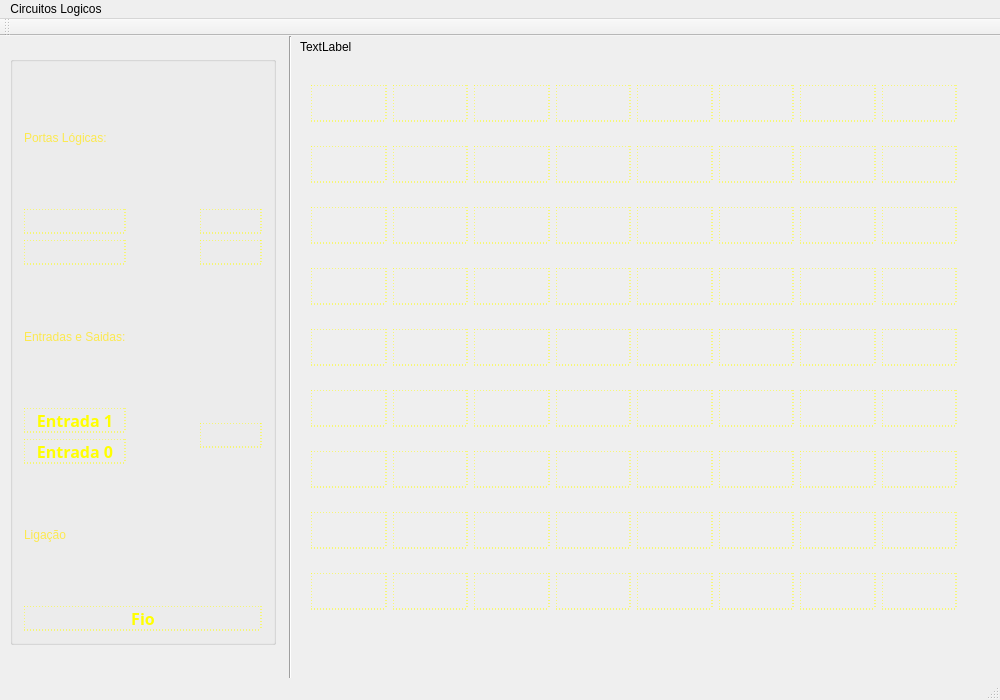
Old version of the form CircuitoTP/mainwindow.ui in the repository ezequiel098/Circuito.
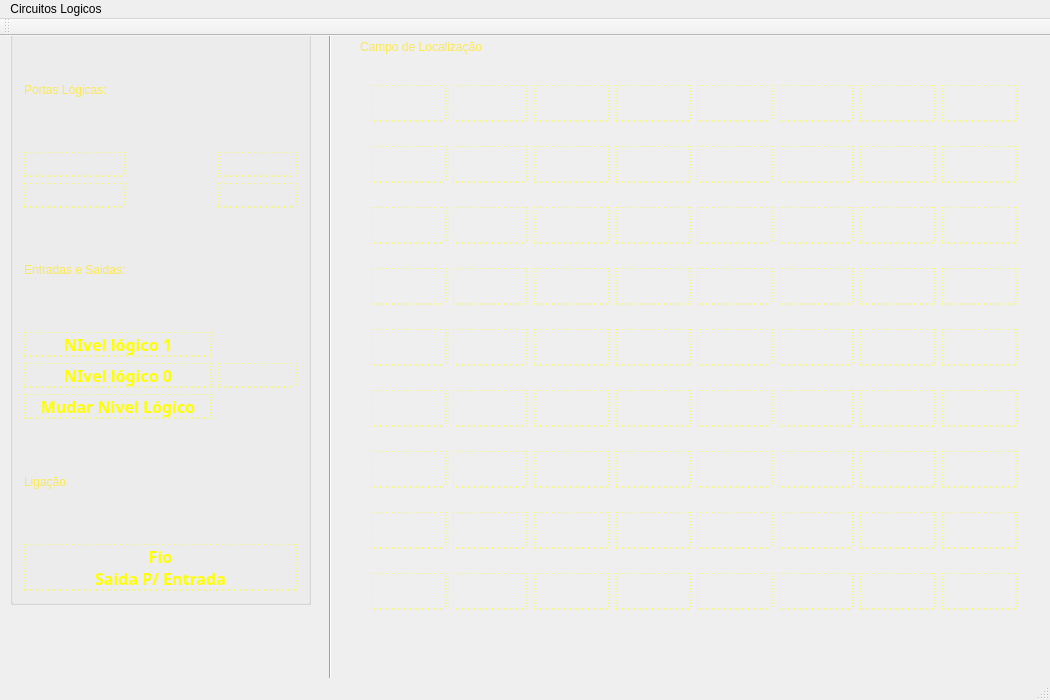
New version of the form. Icons and pictures are not drawn.

```diff
--- a/CircuitoTP/mainwindow.ui
+++ b/CircuitoTP/mainwindow.ui
@@ -6,19 +6,19 @@
    <rect>
     <x>0</x>
     <y>0</y>
-    <width>1000</width>
+    <width>1050</width>
     <height>700</height>
    </rect>
   </property>
   <property name="minimumSize">
    <size>
-    <width>1000</width>
+    <width>1050</width>
     <height>700</height>
    </size>
   </property>
   <property name="maximumSize">
    <size>
-    <width>1000</width>
+    <width>1050</width>
     <height>700</height>
    </size>
   </property>
@@ -33,8 +33,8 @@
     <property name="geometry">
      <rect>
       <x>10</x>
-      <y>20</y>
-      <width>266</width>
+      <y>-20</y>
+      <width>301</width>
       <height>589</height>
      </rect>
     </property>
@@ -483,306 +483,6 @@
        </property>
       </widget>
      </item>
-     <item row="8" column="0">
-      <layout class="QVBoxLayout" name="verticalLayout">
-       <item>
-        <widget class="QPushButton" name="botao1_botao">
-         <property name="palette">
-          <palette>
-           <active>
-            <colorrole role="Button">
-             <brush brushstyle="SolidPattern">
-              <color alpha="0">
-               <red>255</red>
-               <green>255</green>
-               <blue>255</blue>
-              </color>
-             </brush>
-            </colorrole>
-            <colorrole role="ButtonText">
-             <brush brushstyle="SolidPattern">
-              <color alpha="255">
-               <red>255</red>
-               <green>255</green>
-               <blue>0</blue>
-              </color>
-             </brush>
-            </colorrole>
-            <colorrole role="Base">
-             <brush brushstyle="SolidPattern">
-              <color alpha="0">
-               <red>255</red>
-               <green>255</green>
-               <blue>255</blue>
-              </color>
-             </brush>
-            </colorrole>
-            <colorrole role="Window">
-             <brush brushstyle="SolidPattern">
-              <color alpha="0">
-               <red>255</red>
-               <green>255</green>
-               <blue>255</blue>
-              </color>
-             </brush>
-            </colorrole>
-           </active>
-           <inactive>
-            <colorrole role="Button">
-             <brush brushstyle="SolidPattern">
-              <color alpha="0">
-               <red>255</red>
-               <green>255</green>
-               <blue>255</blue>
-              </color>
-             </brush>
-            </colorrole>
-            <colorrole role="ButtonText">
-             <brush brushstyle="SolidPattern">
-              <color alpha="255">
-               <red>255</red>
-               <green>255</green>
-               <blue>0</blue>
-              </color>
-             </brush>
-            </colorrole>
-            <colorrole role="Base">
-             <brush brushstyle="SolidPattern">
-              <color alpha="0">
-               <red>255</red>
-               <green>255</green>
-               <blue>255</blue>
-              </color>
-             </brush>
-            </colorrole>
-            <colorrole role="Window">
-             <brush brushstyle="SolidPattern">
-              <color alpha="0">
-               <red>255</red>
-               <green>255</green>
-               <blue>255</blue>
-              </color>
-             </brush>
-            </colorrole>
-           </inactive>
-           <disabled>
-            <colorrole role="Button">
-             <brush brushstyle="SolidPattern">
-              <color alpha="0">
-               <red>255</red>
-               <green>255</green>
-               <blue>255</blue>
-              </color>
-             </brush>
-            </colorrole>
-            <colorrole role="ButtonText">
-             <brush brushstyle="SolidPattern">
-              <color alpha="255">
-               <red>120</red>
-               <green>120</green>
-               <blue>120</blue>
-              </color>
-             </brush>
-            </colorrole>
-            <colorrole role="Base">
-             <brush brushstyle="SolidPattern">
-              <color alpha="0">
-               <red>255</red>
-               <green>255</green>
-               <blue>255</blue>
-              </color>
-             </brush>
-            </colorrole>
-            <colorrole role="Window">
-             <brush brushstyle="SolidPattern">
-              <color alpha="0">
-               <red>255</red>
-               <green>255</green>
-               <blue>255</blue>
-              </color>
-             </brush>
-            </colorrole>
-           </disabled>
-          </palette>
-         </property>
-         <property name="font">
-          <font>
-           <family>Penguin</family>
-           <pointsize>12</pointsize>
-           <weight>75</weight>
-           <bold>true</bold>
-          </font>
-         </property>
-         <property name="cursor">
-          <cursorShape>PointingHandCursor</cursorShape>
-         </property>
-         <property name="styleSheet">
-          <string notr="true">background-color: rgba(255, 255, 255, 0);
-border-style:dotted;
-border-width: 0.5px;
-border-color: rgb(255, 255, 0);</string>
-         </property>
-         <property name="text">
-          <string>Entrada 1</string>
-         </property>
-         <property name="iconSize">
-          <size>
-           <width>90</width>
-           <height>30</height>
-          </size>
-         </property>
-        </widget>
-       </item>
-       <item>
-        <widget class="QPushButton" name="botao0_botao">
-         <property name="palette">
-          <palette>
-           <active>
-            <colorrole role="Button">
-             <brush brushstyle="SolidPattern">
-              <color alpha="0">
-               <red>255</red>
-               <green>255</green>
-               <blue>255</blue>
-              </color>
-             </brush>
-            </colorrole>
-            <colorrole role="ButtonText">
-             <brush brushstyle="SolidPattern">
-              <color alpha="255">
-               <red>255</red>
-               <green>255</green>
-               <blue>0</blue>
-              </color>
-             </brush>
-            </colorrole>
-            <colorrole role="Base">
-             <brush brushstyle="SolidPattern">
-              <color alpha="0">
-               <red>255</red>
-               <green>255</green>
-               <blue>255</blue>
-              </color>
-             </brush>
-            </colorrole>
-            <colorrole role="Window">
-             <brush brushstyle="SolidPattern">
-              <color alpha="0">
-               <red>255</red>
-               <green>255</green>
-               <blue>255</blue>
-              </color>
-             </brush>
-            </colorrole>
-           </active>
-           <inactive>
-            <colorrole role="Button">
-             <brush brushstyle="SolidPattern">
-              <color alpha="0">
-               <red>255</red>
-               <green>255</green>
-               <blue>255</blue>
-              </color>
-             </brush>
-            </colorrole>
-            <colorrole role="ButtonText">
-             <brush brushstyle="SolidPattern">
-              <color alpha="255">
-               <red>255</red>
-               <green>255</green>
-               <blue>0</blue>
-              </color>
-             </brush>
-            </colorrole>
-            <colorrole role="Base">
-             <brush brushstyle="SolidPattern">
-              <color alpha="0">
-               <red>255</red>
-               <green>255</green>
-               <blue>255</blue>
-              </color>
-             </brush>
-            </colorrole>
-            <colorrole role="Window">
-             <brush brushstyle="SolidPattern">
-              <color alpha="0">
-               <red>255</red>
-               <green>255</green>
-               <blue>255</blue>
-              </color>
-             </brush>
-            </colorrole>
-           </inactive>
-           <disabled>
-            <colorrole role="Button">
-             <brush brushstyle="SolidPattern">
-              <color alpha="0">
-               <red>255</red>
-               <green>255</green>
-               <blue>255</blue>
-              </color>
-             </brush>
-            </colorrole>
-            <colorrole role="ButtonText">
-             <brush brushstyle="SolidPattern">
-              <color alpha="255">
-               <red>120</red>
-               <green>120</green>
-               <blue>120</blue>
-              </color>
-             </brush>
-            </colorrole>
-            <colorrole role="Base">
-             <brush brushstyle="SolidPattern">
-              <color alpha="0">
-               <red>255</red>
-               <green>255</green>
-               <blue>255</blue>
-              </color>
-             </brush>
-            </colorrole>
-            <colorrole role="Window">
-             <brush brushstyle="SolidPattern">
-              <color alpha="0">
-               <red>255</red>
-               <green>255</green>
-               <blue>255</blue>
-              </color>
-             </brush>
-            </colorrole>
-           </disabled>
-          </palette>
-         </property>
-         <property name="font">
-          <font>
-           <family>Penguin</family>
-           <pointsize>12</pointsize>
-           <weight>75</weight>
-           <bold>true</bold>
-          </font>
-         </property>
-         <property name="cursor">
-          <cursorShape>PointingHandCursor</cursorShape>
-         </property>
-         <property name="styleSheet">
-          <string notr="true">background-color: rgba(255, 255, 255, 0);
-border-style:dotted;
-border-width: 0.5px;
-border-color: rgb(255, 255, 0);</string>
-         </property>
-         <property name="text">
-          <string>Entrada 0</string>
-         </property>
-         <property name="iconSize">
-          <size>
-           <width>90</width>
-           <height>30</height>
-          </size>
-         </property>
-        </widget>
-       </item>
-      </layout>
-     </item>
      <item row="0" column="0">
       <widget class="QLabel" name="label_2">
        <property name="palette">
@@ -1904,7 +1604,8 @@
 border-color: rgb(255, 255, 0);</string>
        </property>
        <property name="text">
-        <string>Fio</string>
+        <string>Fio
+Saida P/ Entrada</string>
        </property>
        <property name="iconSize">
         <size>
@@ -1914,12 +1615,460 @@
        </property>
       </widget>
      </item>
+     <item row="8" column="0" colspan="2">
+      <layout class="QVBoxLayout" name="verticalLayout">
+       <item>
+        <widget class="QPushButton" name="botao1_botao">
+         <property name="palette">
+          <palette>
+           <active>
+            <colorrole role="Button">
+             <brush brushstyle="SolidPattern">
+              <color alpha="0">
+               <red>255</red>
+               <green>255</green>
+               <blue>255</blue>
+              </color>
+             </brush>
+            </colorrole>
+            <colorrole role="ButtonText">
+             <brush brushstyle="SolidPattern">
+              <color alpha="255">
+               <red>255</red>
+               <green>255</green>
+               <blue>0</blue>
+              </color>
+             </brush>
+            </colorrole>
+            <colorrole role="Base">
+             <brush brushstyle="SolidPattern">
+              <color alpha="0">
+               <red>255</red>
+               <green>255</green>
+               <blue>255</blue>
+              </color>
+             </brush>
+            </colorrole>
+            <colorrole role="Window">
+             <brush brushstyle="SolidPattern">
+              <color alpha="0">
+               <red>255</red>
+               <green>255</green>
+               <blue>255</blue>
+              </color>
+             </brush>
+            </colorrole>
+           </active>
+           <inactive>
+            <colorrole role="Button">
+             <brush brushstyle="SolidPattern">
+              <color alpha="0">
+               <red>255</red>
+               <green>255</green>
+               <blue>255</blue>
+              </color>
+             </brush>
+            </colorrole>
+            <colorrole role="ButtonText">
+             <brush brushstyle="SolidPattern">
+              <color alpha="255">
+               <red>255</red>
+               <green>255</green>
+               <blue>0</blue>
+              </color>
+             </brush>
+            </colorrole>
+            <colorrole role="Base">
+             <brush brushstyle="SolidPattern">
+              <color alpha="0">
+               <red>255</red>
+               <green>255</green>
+               <blue>255</blue>
+              </color>
+             </brush>
+            </colorrole>
+            <colorrole role="Window">
+             <brush brushstyle="SolidPattern">
+              <color alpha="0">
+               <red>255</red>
+               <green>255</green>
+               <blue>255</blue>
+              </color>
+             </brush>
+            </colorrole>
+           </inactive>
+           <disabled>
+            <colorrole role="Button">
+             <brush brushstyle="SolidPattern">
+              <color alpha="0">
+               <red>255</red>
+               <green>255</green>
+               <blue>255</blue>
+              </color>
+             </brush>
+            </colorrole>
+            <colorrole role="ButtonText">
+             <brush brushstyle="SolidPattern">
+              <color alpha="255">
+               <red>120</red>
+               <green>120</green>
+               <blue>120</blue>
+              </color>
+             </brush>
+            </colorrole>
+            <colorrole role="Base">
+             <brush brushstyle="SolidPattern">
+              <color alpha="0">
+               <red>255</red>
+               <green>255</green>
+               <blue>255</blue>
+              </color>
+             </brush>
+            </colorrole>
+            <colorrole role="Window">
+             <brush brushstyle="SolidPattern">
+              <color alpha="0">
+               <red>255</red>
+               <green>255</green>
+               <blue>255</blue>
+              </color>
+             </brush>
+            </colorrole>
+           </disabled>
+          </palette>
+         </property>
+         <property name="font">
+          <font>
+           <family>Penguin</family>
+           <pointsize>12</pointsize>
+           <weight>75</weight>
+           <bold>true</bold>
+          </font>
+         </property>
+         <property name="cursor">
+          <cursorShape>PointingHandCursor</cursorShape>
+         </property>
+         <property name="styleSheet">
+          <string notr="true">background-color: rgba(255, 255, 255, 0);
+border-style:dotted;
+border-width: 0.5px;
+border-color: rgb(255, 255, 0);</string>
+         </property>
+         <property name="text">
+          <string>NIvel lógico 1</string>
+         </property>
+         <property name="iconSize">
+          <size>
+           <width>90</width>
+           <height>30</height>
+          </size>
+         </property>
+        </widget>
+       </item>
+       <item>
+        <widget class="QPushButton" name="botao0_botao">
+         <property name="palette">
+          <palette>
+           <active>
+            <colorrole role="Button">
+             <brush brushstyle="SolidPattern">
+              <color alpha="0">
+               <red>255</red>
+               <green>255</green>
+               <blue>255</blue>
+              </color>
+             </brush>
+            </colorrole>
+            <colorrole role="ButtonText">
+             <brush brushstyle="SolidPattern">
+              <color alpha="255">
+               <red>255</red>
+               <green>255</green>
+               <blue>0</blue>
+              </color>
+             </brush>
+            </colorrole>
+            <colorrole role="Base">
+             <brush brushstyle="SolidPattern">
+              <color alpha="0">
+               <red>255</red>
+               <green>255</green>
+               <blue>255</blue>
+              </color>
+             </brush>
+            </colorrole>
+            <colorrole role="Window">
+             <brush brushstyle="SolidPattern">
+              <color alpha="0">
+               <red>255</red>
+               <green>255</green>
+               <blue>255</blue>
+              </color>
+             </brush>
+            </colorrole>
+           </active>
+           <inactive>
+            <colorrole role="Button">
+             <brush brushstyle="SolidPattern">
+              <color alpha="0">
+               <red>255</red>
+               <green>255</green>
+               <blue>255</blue>
+              </color>
+             </brush>
+            </colorrole>
+            <colorrole role="ButtonText">
+             <brush brushstyle="SolidPattern">
+              <color alpha="255">
+               <red>255</red>
+               <green>255</green>
+               <blue>0</blue>
+              </color>
+             </brush>
+            </colorrole>
+            <colorrole role="Base">
+             <brush brushstyle="SolidPattern">
+              <color alpha="0">
+               <red>255</red>
+               <green>255</green>
+               <blue>255</blue>
+              </color>
+             </brush>
+            </colorrole>
+            <colorrole role="Window">
+             <brush brushstyle="SolidPattern">
+              <color alpha="0">
+               <red>255</red>
+               <green>255</green>
+               <blue>255</blue>
+              </color>
+             </brush>
+            </colorrole>
+           </inactive>
+           <disabled>
+            <colorrole role="Button">
+             <brush brushstyle="SolidPattern">
+              <color alpha="0">
+               <red>255</red>
+               <green>255</green>
+               <blue>255</blue>
+              </color>
+             </brush>
+            </colorrole>
+            <colorrole role="ButtonText">
+             <brush brushstyle="SolidPattern">
+              <color alpha="255">
+               <red>120</red>
+               <green>120</green>
+               <blue>120</blue>
+              </color>
+             </brush>
+            </colorrole>
+            <colorrole role="Base">
+             <brush brushstyle="SolidPattern">
+              <color alpha="0">
+               <red>255</red>
+               <green>255</green>
+               <blue>255</blue>
+              </color>
+             </brush>
+            </colorrole>
+            <colorrole role="Window">
+             <brush brushstyle="SolidPattern">
+              <color alpha="0">
+               <red>255</red>
+               <green>255</green>
+               <blue>255</blue>
+              </color>
+             </brush>
+            </colorrole>
+           </disabled>
+          </palette>
+         </property>
+         <property name="font">
+          <font>
+           <family>Penguin</family>
+           <pointsize>12</pointsize>
+           <weight>75</weight>
+           <bold>true</bold>
+          </font>
+         </property>
+         <property name="cursor">
+          <cursorShape>PointingHandCursor</cursorShape>
+         </property>
+         <property name="styleSheet">
+          <string notr="true">background-color: rgba(255, 255, 255, 0);
+border-style:dotted;
+border-width: 0.5px;
+border-color: rgb(255, 255, 0);</string>
+         </property>
+         <property name="text">
+          <string>NIvel lógico 0</string>
+         </property>
+         <property name="iconSize">
+          <size>
+           <width>90</width>
+           <height>30</height>
+          </size>
+         </property>
+        </widget>
+       </item>
+       <item>
+        <widget class="QPushButton" name="botaoMudar_botao">
+         <property name="palette">
+          <palette>
+           <active>
+            <colorrole role="Button">
+             <brush brushstyle="SolidPattern">
+              <color alpha="0">
+               <red>255</red>
+               <green>255</green>
+               <blue>255</blue>
+              </color>
+             </brush>
+            </colorrole>
+            <colorrole role="ButtonText">
+             <brush brushstyle="SolidPattern">
+              <color alpha="255">
+               <red>255</red>
+               <green>255</green>
+               <blue>0</blue>
+              </color>
+             </brush>
+            </colorrole>
+            <colorrole role="Base">
+             <brush brushstyle="SolidPattern">
+              <color alpha="0">
+               <red>255</red>
+               <green>255</green>
+               <blue>255</blue>
+              </color>
+             </brush>
+            </colorrole>
+            <colorrole role="Window">
+             <brush brushstyle="SolidPattern">
+              <color alpha="0">
+               <red>255</red>
+               <green>255</green>
+               <blue>255</blue>
+              </color>
+             </brush>
+            </colorrole>
+           </active>
+           <inactive>
+            <colorrole role="Button">
+             <brush brushstyle="SolidPattern">
+              <color alpha="0">
+               <red>255</red>
+               <green>255</green>
+               <blue>255</blue>
+              </color>
+             </brush>
+            </colorrole>
+            <colorrole role="ButtonText">
+             <brush brushstyle="SolidPattern">
+              <color alpha="255">
+               <red>255</red>
+               <green>255</green>
+               <blue>0</blue>
+              </color>
+             </brush>
+            </colorrole>
+            <colorrole role="Base">
+             <brush brushstyle="SolidPattern">
+              <color alpha="0">
+               <red>255</red>
+               <green>255</green>
+               <blue>255</blue>
+              </color>
+             </brush>
+            </colorrole>
+            <colorrole role="Window">
+             <brush brushstyle="SolidPattern">
+              <color alpha="0">
+               <red>255</red>
+               <green>255</green>
+               <blue>255</blue>
+              </color>
+             </brush>
+            </colorrole>
+           </inactive>
+           <disabled>
+            <colorrole role="Button">
+             <brush brushstyle="SolidPattern">
+              <color alpha="0">
+               <red>255</red>
+               <green>255</green>
+               <blue>255</blue>
+              </color>
+             </brush>
+            </colorrole>
+            <colorrole role="ButtonText">
+             <brush brushstyle="SolidPattern">
+              <color alpha="255">
+               <red>120</red>
+               <green>120</green>
+               <blue>120</blue>
+              </color>
+             </brush>
+            </colorrole>
+            <colorrole role="Base">
+             <brush brushstyle="SolidPattern">
+              <color alpha="0">
+               <red>255</red>
+               <green>255</green>
+               <blue>255</blue>
+              </color>
+             </brush>
+            </colorrole>
+            <colorrole role="Window">
+             <brush brushstyle="SolidPattern">
+              <color alpha="0">
+               <red>255</red>
+               <green>255</green>
+               <blue>255</blue>
+              </color>
+             </brush>
+            </colorrole>
+           </disabled>
+          </palette>
+         </property>
+         <property name="font">
+          <font>
+           <family>Penguin</family>
+           <pointsize>12</pointsize>
+           <weight>75</weight>
+           <bold>true</bold>
+          </font>
+         </property>
+         <property name="cursor">
+          <cursorShape>PointingHandCursor</cursorShape>
+         </property>
+         <property name="styleSheet">
+          <string notr="true">background-color: rgba(255, 255, 255, 0);
+border-style:dotted;
+border-width: 0.5px;
+border-color: rgb(255, 255, 0);</string>
+         </property>
+         <property name="text">
+          <string>Mudar Nivel Lógico</string>
+         </property>
+         <property name="iconSize">
+          <size>
+           <width>90</width>
+           <height>30</height>
+          </size>
+         </property>
+        </widget>
+       </item>
+      </layout>
+     </item>
     </layout>
    </widget>
    <widget class="QWidget" name="gridLayoutWidget_2">
     <property name="geometry">
      <rect>
-      <x>300</x>
+      <x>360</x>
       <y>20</y>
       <width>668</width>
       <height>589</height>
@@ -13235,8 +13384,8 @@
    <widget class="Line" name="line">
     <property name="geometry">
      <rect>
-      <x>280</x>
-      <y>0</y>
+      <x>320</x>
+      <y>-10</y>
       <width>21</width>
       <height>661</height>
      </rect>
@@ -13248,14 +13397,105 @@
    <widget class="QLabel" name="label_4">
     <property name="geometry">
      <rect>
-      <x>300</x>
+      <x>360</x>
       <y>0</y>
-      <width>66</width>
+      <width>211</width>
       <height>21</height>
      </rect>
     </property>
+    <property name="palette">
+     <palette>
+      <active>
+       <colorrole role="WindowText">
+        <brush brushstyle="SolidPattern">
+         <color alpha="255">
+          <red>252</red>
+          <green>233</green>
+          <blue>79</blue>
+         </color>
+        </brush>
+       </colorrole>
+       <colorrole role="Text">
+        <brush brushstyle="SolidPattern">
+         <color alpha="255">
+          <red>252</red>
+          <green>233</green>
+          <blue>79</blue>
+         </color>
+        </brush>
+       </colorrole>
+       <colorrole role="ButtonText">
+        <brush brushstyle="SolidPattern">
+         <color alpha="255">
+          <red>252</red>
+          <green>233</green>
+          <blue>79</blue>
+         </color>
+        </brush>
+       </colorrole>
+      </active>
+      <inactive>
+       <colorrole role="WindowText">
+        <brush brushstyle="SolidPattern">
+         <color alpha="255">
+          <red>252</red>
+          <green>233</green>
+          <blue>79</blue>
+         </color>
+        </brush>
+       </colorrole>
+       <colorrole role="Text">
+        <brush brushstyle="SolidPattern">
+         <color alpha="255">
+          <red>252</red>
+          <green>233</green>
+          <blue>79</blue>
+         </color>
+        </brush>
+       </colorrole>
+       <colorrole role="ButtonText">
+        <brush brushstyle="SolidPattern">
+         <color alpha="255">
+          <red>252</red>
+          <green>233</green>
+          <blue>79</blue>
+         </color>
+        </brush>
+       </colorrole>
+      </inactive>
+      <disabled>
+       <colorrole role="WindowText">
+        <brush brushstyle="SolidPattern">
+         <color alpha="255">
+          <red>190</red>
+          <green>190</green>
+          <blue>190</blue>
+         </color>
+        </brush>
+       </colorrole>
+       <colorrole role="Text">
+        <brush brushstyle="SolidPattern">
+         <color alpha="255">
+          <red>190</red>
+          <green>190</green>
+          <blue>190</blue>
+         </color>
+        </brush>
+       </colorrole>
+       <colorrole role="ButtonText">
+        <brush brushstyle="SolidPattern">
+         <color alpha="255">
+          <red>190</red>
+          <green>190</green>
+          <blue>190</blue>
+         </color>
+        </brush>
+       </colorrole>
+      </disabled>
+     </palette>
+    </property>
     <property name="text">
-     <string>TextLabel</string>
+     <string>Campo de Localização </string>
     </property>
    </widget>
    <zorder>line</zorder>
@@ -13268,7 +13508,7 @@
     <rect>
      <x>0</x>
      <y>0</y>
-     <width>1000</width>
+     <width>1050</width>
      <height>26</height>
     </rect>
    </property>
```
Left out of the diff: 216 changed lines with no effect on the pictures.
